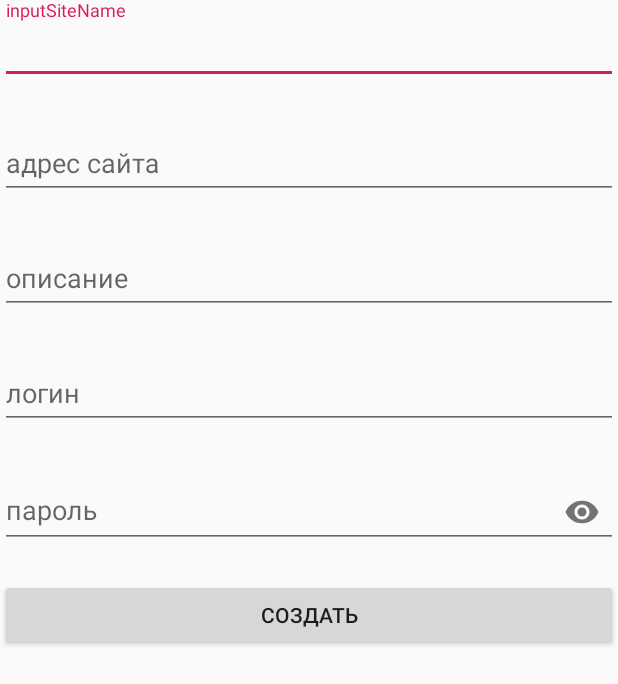
After one commit to VZelinskiy/Android, an Android app: the layout account.xml on its own in the app's theme, with its tools: preview values and no code run, on a phone screen of 412 x 824 dp. The commit adds this screen. Shown: the top 684 px of the screen. Run offline under Robolectric (Android 15) with nearby library versions, the phone set to English and light mode, and no system bars.

Commit message:
add accountActivity

```diff
--- a/SmartPass/app/build.gradle
+++ b/SmartPass/app/build.gradle
@@ -26,4 +26,5 @@ dependencies {
     androidTestImplementation 'com.android.support.test:runner:1.0.2'
     androidTestImplementation 'com.android.support.test.espresso:espresso-core:3.0.2'
     implementation 'com.android.support:recyclerview-v7:27.1.1'
+    implementation 'com.android.support:design:27.1.1'
 }
--- a/SmartPass/app/src/main/AndroidManifest.xml
+++ b/SmartPass/app/src/main/AndroidManifest.xml
@@ -16,6 +16,7 @@
                 <category android:name="android.intent.category.LAUNCHER" />
             </intent-filter>
         </activity>
+        <activity android:name=".AccountActivity"></activity>
     </application>
 
 </manifest>
--- /dev/null
+++ b/SmartPass/app/src/main/java/com/example/vladimir/smartpass/AccountActivity.java
@@ -0,0 +1,12 @@
+package com.example.vladimir.smartpass;
+
+import android.support.v7.app.AppCompatActivity;
+import android.os.Bundle;
+
+public class AccountActivity extends AppCompatActivity {
+
+    @Override
+    protected void onCreate(Bundle savedInstanceState) {
+        super.onCreate(savedInstanceState);
+    }
+}
--- a/SmartPass/app/src/main/java/com/example/vladimir/smartpass/MainActivity.java
+++ b/SmartPass/app/src/main/java/com/example/vladimir/smartpass/MainActivity.java
@@ -1,18 +1,33 @@
 package com.example.vladimir.smartpass;
 
+import android.content.Intent;
 import android.database.sqlite.SQLiteOpenHelper;
 import android.support.v7.app.AppCompatActivity;
 import android.os.Bundle;
 import android.support.v7.widget.RecyclerView;
+import android.view.View;
+import android.widget.Button;
 
 public class MainActivity extends AppCompatActivity {
+    private RecyclerView accountList;
+    private Button addAccount;
 
     @Override
     protected void onCreate(Bundle savedInstanceState) {
         super.onCreate(savedInstanceState);
         setContentView(R.layout.activity_main);
 
-        RecyclerView accountList = (RecyclerView) findViewById(R.id.accountList);
+        findUIComponents();
 
     }
+
+    public void findUIComponents(){
+        accountList = findViewById(R.id.accountList);
+        addAccount = findViewById(R.id.addAccount);
+    }
+
+    public void addButton(View view){
+        Intent intent = new Intent(MainActivity.this, AccountActivity.class);
+        startActivity(intent);
+    }
 }
--- /dev/null
+++ b/SmartPass/app/src/main/res/layout/account.xml
@@ -0,0 +1,90 @@
+<?xml version="1.0" encoding="utf-8"?>
+<android.support.constraint.ConstraintLayout
+    xmlns:android="http://schemas.android.com/apk/res/android"
+    xmlns:app="http://schemas.android.com/apk/res-auto"
+    xmlns:tools="http://schemas.android.com/tools"
+    android:layout_width="match_parent"
+    android:layout_height="match_parent"
+    tools:context=".AccountActivity">
+
+    <LinearLayout
+        android:layout_width="match_parent"
+        android:layout_height="match_parent"
+        android:orientation="vertical">
+
+        <android.support.design.widget.TextInputLayout
+            android:id="@+id/inputSiteName"
+            android:layout_width="match_parent"
+            android:layout_height="wrap_content"
+            app:errorEnabled="true">
+
+            <android.support.design.widget.TextInputEditText
+                android:layout_width="match_parent"
+                android:layout_height="wrap_content"
+                android:hint="@string/inputSiteName"
+                android:inputType="text" />
+        </android.support.design.widget.TextInputLayout>
+
+        <android.support.design.widget.TextInputLayout
+            android:id="@+id/inputSiteAddress"
+            android:layout_width="match_parent"
+            android:layout_height="wrap_content"
+            app:errorEnabled="true">
+
+            <android.support.design.widget.TextInputEditText
+                android:layout_width="match_parent"
+                android:layout_height="wrap_content"
+                android:hint="@string/inputSiteAddress"
+                android:inputType="text" />
+        </android.support.design.widget.TextInputLayout>
+
+        <android.support.design.widget.TextInputLayout
+            android:id="@+id/inputDescription"
+            android:layout_width="match_parent"
+            android:layout_height="wrap_content"
+            app:errorEnabled="true">
+
+            <android.support.design.widget.TextInputEditText
+                android:layout_width="match_parent"
+                android:layout_height="wrap_content"
+                android:hint="@string/inputDescription"
+                android:inputType="text" />
+        </android.support.design.widget.TextInputLayout>
+
+        <android.support.design.widget.TextInputLayout
+            android:id="@+id/inputLogin"
+            android:layout_width="match_parent"
+            android:layout_height="wrap_content"
+            app:errorEnabled="true">
+
+            <android.support.design.widget.TextInputEditText
+                android:layout_width="match_parent"
+                android:layout_height="wrap_content"
+                android:hint="@string/inputLogin"
+                android:inputType="text" />
+        </android.support.design.widget.TextInputLayout>
+
+        <android.support.design.widget.TextInputLayout
+            android:id="@+id/inputPass"
+            android:layout_width="match_parent"
+            android:layout_height="wrap_content"
+            app:errorEnabled="true"
+            app:passwordToggleEnabled="true">
+
+            <android.support.design.widget.TextInputEditText
+                android:layout_width="match_parent"
+                android:layout_height="wrap_content"
+                android:hint="@string/inputPass"
+                android:inputType="textPassword" />
+        </android.support.design.widget.TextInputLayout>
+
+        <Button
+            android:id="@+id/confirmButton"
+            android:layout_width="match_parent"
+            android:layout_height="wrap_content"
+            android:text="@string/confirmButton"
+            tools:onClick="confirmButton" />
+
+    </LinearLayout>
+
+</android.support.constraint.ConstraintLayout>
--- a/SmartPass/app/src/main/res/layout/activity_main.xml
+++ b/SmartPass/app/src/main/res/layout/activity_main.xml
@@ -6,16 +6,23 @@
     android:layout_height="match_parent"
     tools:context=".MainActivity">
 
+    <LinearLayout
+        android:layout_width="match_parent"
+        android:layout_height="match_parent"
+        android:orientation="vertical">
+
         <Button
             android:id="@+id/addAccount"
-        android:layout_width="wrap_content"
+            android:layout_width="match_parent"
             android:layout_height="wrap_content"
             android:background="@android:color/holo_orange_light"
-        android:text="@string/addButton" />
+            android:text="@string/addButton"
+            tools:onClick="addButton" />
 
         <android.support.v7.widget.RecyclerView
             android:id="@+id/accountList"
             android:layout_width="match_parent"
             android:layout_height="match_parent" />
+    </LinearLayout>
 
 </android.support.constraint.ConstraintLayout>
--- a/SmartPass/app/src/main/res/values/strings.xml
+++ b/SmartPass/app/src/main/res/values/strings.xml
@@ -1,4 +1,10 @@
 <resources>
     <string name="app_name">SmartPass</string>
-    <string name="addButton">Добавить аккаунт</string>
+    <string name="addButton">добавить аккаунт</string>
+    <string name="inputSiteAddress">адрес сайта</string>
+    <string name="inputDescription">описание</string>
+    <string name="inputLogin">логин</string>
+    <string name="inputPass">пароль</string>
+    <string name="inputSiteName">inputSiteName</string>
+    <string name="confirmButton">создать</string>
 </resources>
```
Lines whose indentation alone changed are shown as unchanged.
